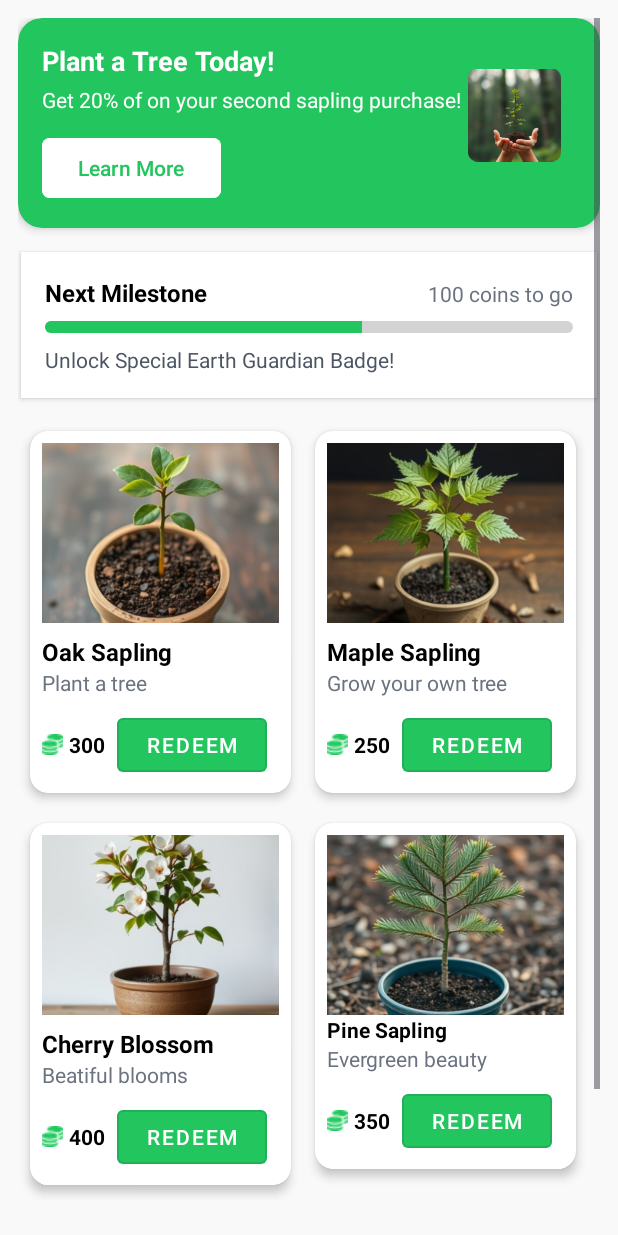
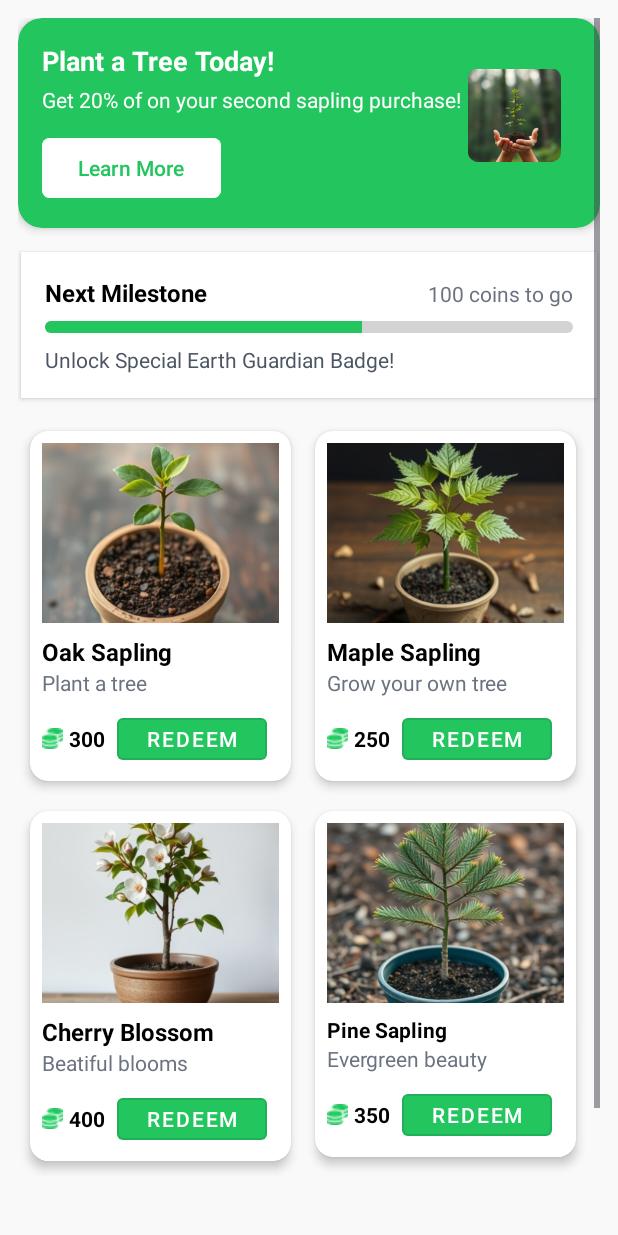
Before and after one commit to thedeepakcodes/vanam, an Android app: the layout item_store_sapling.xml on its own in the app's theme, with its tools: preview values and no code run, on a phone screen of 412 x 824 dp. Run offline under Robolectric (Android 15) with nearby library versions, the phone set to English and light mode, and no system bars.

Commit message:
some modifications for smooth ui

```diff
--- a/app/src/main/res/layout/item_store_sapling.xml
+++ b/app/src/main/res/layout/item_store_sapling.xml
@@ -1,5 +1,6 @@
 <?xml version="1.0" encoding="utf-8"?>
 <ScrollView xmlns:android="http://schemas.android.com/apk/res/android"
+    xmlns:tools="http://schemas.android.com/tools"
     android:layout_width="match_parent"
     android:layout_height="match_parent"
     xmlns:app="http://schemas.android.com/apk/res-auto"
@@ -190,13 +191,14 @@
                             android:id="@+id/itemRedeemBtn"
                             style="@style/Widget.MaterialComponents.Button.OutlinedButton"
                             android:layout_width="wrap_content"
-                            android:layout_height="wrap_content"
+                            android:layout_height="40dp"
+                            android:layout_marginStart="8dp"
                             android:layout_weight="1"
                             android:text="Redeem"
+                            android:textColor="@android:color/white"
                             android:textSize="14sp"
-                            android:layout_marginStart="8dp"
                             app:backgroundTint="#22C55E"
-                            android:textColor="@android:color/white"/>
+                            tools:ignore="TouchTargetSizeCheck" />
                     </LinearLayout>
                 </LinearLayout>
             </androidx.cardview.widget.CardView>
@@ -256,17 +258,19 @@
                             android:textColor="@color/black"
                             android:textStyle="bold"
                             android:drawablePadding="4dp"/>
+
                         <com.google.android.material.button.MaterialButton
                             android:id="@+id/itemRedeemBtn2"
                             style="@style/Widget.MaterialComponents.Button.OutlinedButton"
                             android:layout_width="wrap_content"
-                            android:layout_height="wrap_content"
+                            android:layout_height="40dp"
+                            android:layout_marginStart="8dp"
                             android:layout_weight="1"
                             android:text="Redeem"
+                            android:textColor="@android:color/white"
                             android:textSize="14sp"
-                            android:layout_marginStart="8dp"
                             app:backgroundTint="#22C55E"
-                            android:textColor="@android:color/white"/>
+                            tools:ignore="TouchTargetSizeCheck" />
                     </LinearLayout>
                 </LinearLayout>
             </androidx.cardview.widget.CardView>
@@ -330,13 +334,14 @@
                             android:id="@+id/itemRedeemBtn3"
                             style="@style/Widget.MaterialComponents.Button.OutlinedButton"
                             android:layout_width="wrap_content"
-                            android:layout_height="wrap_content"
+                            android:layout_height="40dp"
+                            android:layout_marginStart="8dp"
                             android:layout_weight="1"
                             android:text="Redeem"
+                            android:textColor="@android:color/white"
                             android:textSize="14sp"
-                            android:layout_marginStart="8dp"
                             app:backgroundTint="#22C55E"
-                            android:textColor="@android:color/white"/>
+                            tools:ignore="TouchTargetSizeCheck" />
                     </LinearLayout>
                 </LinearLayout>
             </androidx.cardview.widget.CardView>
@@ -367,6 +372,7 @@
                         android:id="@+id/itemSubtitle4"
                         android:layout_width="wrap_content"
                         android:layout_height="wrap_content"
+                        android:layout_marginTop="8dp"
                         android:text="Pine Sapling"
                         android:textColor="@color/black"
                         android:textSize="14sp"
@@ -401,13 +407,14 @@
                             android:id="@+id/itemRedeemBtn4"
                             style="@style/Widget.MaterialComponents.Button.OutlinedButton"
                             android:layout_width="wrap_content"
-                            android:layout_height="wrap_content"
+                            android:layout_height="40dp"
+                            android:layout_marginStart="8dp"
                             android:layout_weight="1"
                             android:text="Redeem"
+                            android:textColor="@android:color/white"
                             android:textSize="14sp"
-                            android:layout_marginStart="8dp"
                             app:backgroundTint="#22C55E"
-                            android:textColor="@android:color/white"/>
+                            tools:ignore="TouchTargetSizeCheck" />
                     </LinearLayout>
                 </LinearLayout>
             </androidx.cardview.widget.CardView>
```
Also changed, not shown: app/src/main/res/layout/item_store_badge.xml (+14 -9 lines).
